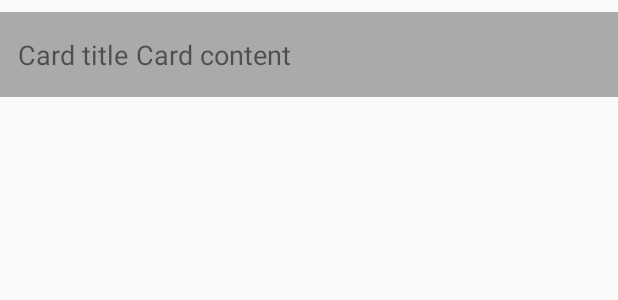
After one commit to krawiec00/Call_of_Cthulhu, an Android app built with Jetpack Compose: the layout recycler_card_item.xml on its own in the app's theme, with its tools: preview values and no code run, on a phone screen of 412 x 824 dp. The commit adds this screen. Shown: the top 300 px of the screen. Run offline under Robolectric (Android 15) with nearby library versions, the phone set to English and light mode, and no system bars.

Commit message:
Gotowy szkielet

```diff
--- a/app/build.gradle.kts
+++ b/app/build.gradle.kts
@@ -68,6 +68,7 @@ dependencies {
     implementation("androidx.lifecycle:lifecycle-livedata-ktx:2.6.2")
     implementation("androidx.lifecycle:lifecycle-viewmodel-ktx:2.6.2")
     implementation("com.google.firebase:firebase-firestore:24.9.1")
+    implementation("com.firebaseui:firebase-ui-firestore:8.0.2")
     testImplementation("junit:junit:4.13.2")
     androidTestImplementation("androidx.test.ext:junit:1.1.5")
     androidTestImplementation("androidx.test.espresso:espresso-core:3.5.1")
--- a/app/src/main/java/com/app/callofcthulhu/Card.kt
+++ b/app/src/main/java/com/app/callofcthulhu/Card.kt
@@ -4,6 +4,9 @@ class Card {
     var title : String? = null
     var content : String? = null
 
-
+    var imie: String? = null
+    var nazwisko: String? = null
+    var sila: Int? = null
+    var kondycja: Int? = null
 
 }
--- a/app/src/main/java/com/app/callofcthulhu/Login.kt
+++ b/app/src/main/java/com/app/callofcthulhu/Login.kt
@@ -42,7 +42,7 @@ class Login : AppCompatActivity() {
         val progressBar = findViewById<ProgressBar>(R.id.progressBar);
         val textView = findViewById<TextView>(R.id.registerNow)
 
-        textView.setOnClickListener(){
+        textView.setOnClickListener() {
             val intent = Intent(this, Register::class.java);
             startActivity(intent);
             finish();
--- a/app/src/main/java/com/app/callofcthulhu/ui/theme/Utility.kt
+++ b/app/src/main/java/com/app/callofcthulhu/Utility.kt
@@ -1,4 +1,4 @@
-package com.app.callofcthulhu.ui.theme
+package com.app.callofcthulhu
 
 import android.widget.Toast
 import com.google.firebase.auth.FirebaseAuth
--- /dev/null
+++ b/app/src/main/res/drawable/baseline_delete_24.xml
@@ -0,0 +1,5 @@
+<vector android:height="24dp" android:tint="#000000"
+    android:viewportHeight="24" android:viewportWidth="24"
+    android:width="24dp" xmlns:android="http://schemas.android.com/apk/res/android">
+    <path android:fillColor="@android:color/white" android:pathData="M6,19c0,1.1 0.9,2 2,2h8c1.1,0 2,-0.9 2,-2V7H6v12zM19,4h-3.5l-1,-1h-5l-1,1H5v2h14V4z"/>
+</vector>
--- /dev/null
+++ b/app/src/main/res/layout/recycler_card_item.xml
@@ -0,0 +1,28 @@
+<?xml version="1.0" encoding="utf-8"?>
+<LinearLayout xmlns:android="http://schemas.android.com/apk/res/android"
+    android:orientation="horizontal"
+    android:layout_width="match_parent"
+    android:layout_height="wrap_content"
+    android:padding="12dp"
+    android:layout_marginVertical="8dp"
+    android:backgroundTint="#AAAAAA"
+    android:background="#AAAAAA">
+
+    <TextView
+        android:layout_width="wrap_content"
+        android:layout_height="wrap_content"
+        android:text="Card title"
+        android:textSize="18sp"
+        android:layout_marginVertical="4dp"
+        android:id="@+id/card_title_view"/>
+
+    <TextView
+        android:layout_width="wrap_content"
+        android:layout_height="wrap_content"
+        android:text="Card content"
+        android:textSize="18sp"
+        android:layout_marginVertical="4dp"
+        android:id="@+id/card_content_view"
+        android:layout_marginHorizontal="5dp"/>
+
+</LinearLayout>
```
Also changed, not shown: app/src/main/java/com/app/callofcthulhu/CardAdapter.kt (added, +46 -0 lines), app/src/main/java/com/app/callofcthulhu/CardDetailsActivity.kt (+89 -24 lines), app/src/main/java/com/app/callofcthulhu/MainActivity.kt (+43 -10 lines), app/src/main/res/layout/activity_card_details.xml (+23 -9 lines), app/src/main/res/layout/activity_main.xml (+13 -1 lines).
